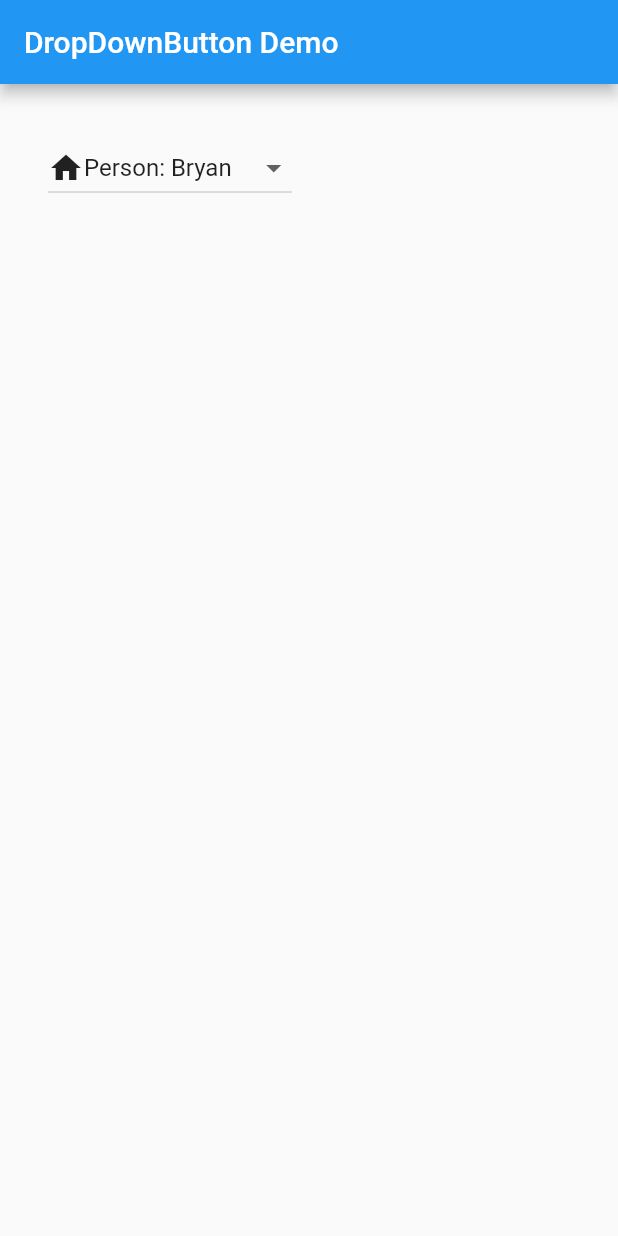
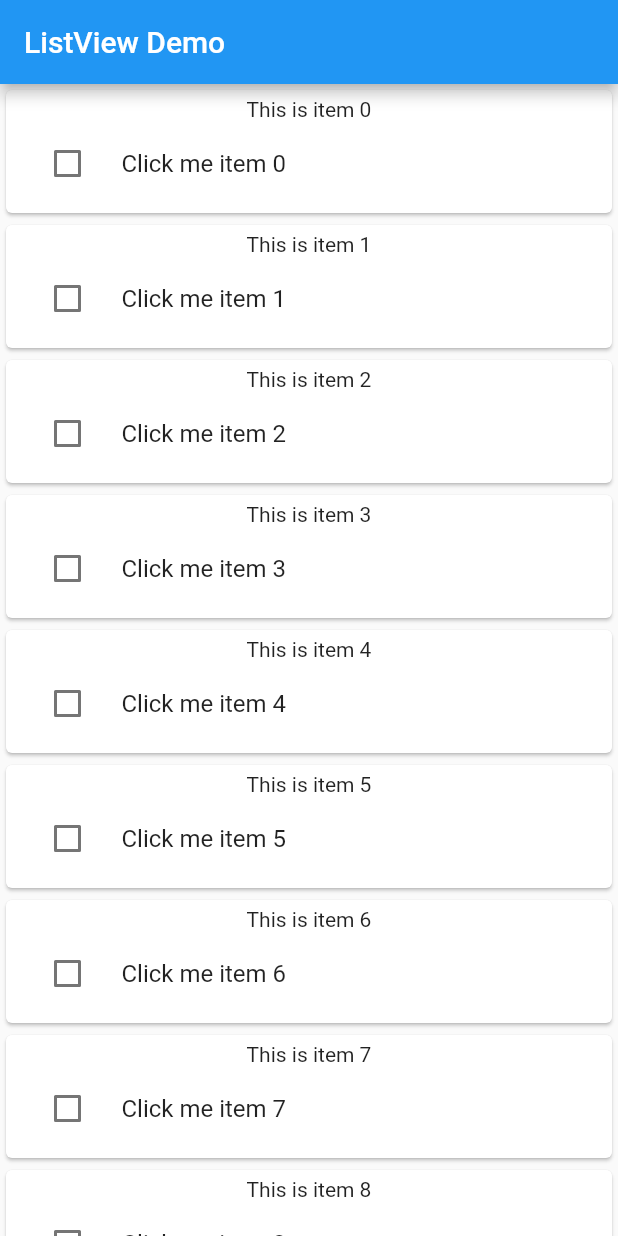
Before and after one commit to HurrellT/flutter_learning, a Flutter app: the screen it shows after launch, on a phone screen of 412 x 824 dp. Run offline on Flutter 3.47's test engine with Material 2 defaults, Android fonts, the phone set to English and light mode, and no system bars.

Commit message:
List views

```diff
--- /dev/null
+++ b/lib/dropDownMain.dart
@@ -0,0 +1,59 @@
+import 'package:flutter/cupertino.dart';
+import 'package:flutter/material.dart';
+
+void main() => runApp(new MaterialApp(home: new MyApp(),));
+
+class MyApp extends StatefulWidget {
+
+  @override
+  State<StatefulWidget> createState() => new MyAppState();
+
+}
+
+class MyAppState extends State<MyApp> {
+
+  String _value = '';
+//  List<String> values = new List<String>();
+  List<String> _values = new List();
+
+  @override
+  void initState() {
+    _values.addAll(['Bryan' , 'Chris', 'Heather' , 'Tommy']);
+    _value = _values.elementAt(0);
+  }
+
+  void _onChanged(String value) {
+    setState(() {
+      _value = value;
+    });
+  }
+
+  @override
+  Widget build(BuildContext context) {
+    return new Scaffold(
+      appBar: new AppBar(title: new Text('DropDownButton Demo'),),
+      body: new Container(
+        padding: new EdgeInsets.all(32),
+        child: new Column(
+          children: <Widget>[
+            new DropdownButton(
+              value: _value,
+              items: _values.map((String value){
+                return new DropdownMenuItem(
+                  value: value,
+                  child: new Row(
+                    children: <Widget>[
+                      new Icon(Icons.home),
+                      new Text('Person: ${value}')
+                    ],
+                  ),);
+              }).toList(),
+              onChanged: (String value) {_onChanged(value);},
+            )
+          ],
+        ),
+      ),
+    );
+  }
+
+}
--- a/lib/main.dart
+++ b/lib/main.dart
@@ -12,46 +12,47 @@ class MyApp extends StatefulWidget {
 
 class MyAppState extends State<MyApp> {
 
-  String _value = '';
-//  List<String> values = new List<String>();
-  List<String> _values = new List();
+  List<bool> _data = new List();
 
   @override
   void initState() {
-    _values.addAll(['Bryan' , 'Chris', 'Heather' , 'Tommy']);
-    _value = _values.elementAt(0);
+    setState(() {
+      for(int i = 0; i < 20; i++) {
+        _data.add(false);
+      }
+    });
   }
 
-  void _onChanged(String value) {
+  void _onChanged(bool value, int index) {
     setState(() {
-      _value = value;
+      _data[index] = value;
     });
   }
 
   @override
   Widget build(BuildContext context) {
     return new Scaffold(
-      appBar: new AppBar(title: new Text('DropDownButton Demo'),),
-      body: new Container(
-        padding: new EdgeInsets.all(32),
-        child: new Column(
-          children: <Widget>[
-            new DropdownButton(
-              value: _value,
-              items: _values.map((String value){
-                return new DropdownMenuItem(
-                  value: value,
-                  child: new Row(
-                    children: <Widget>[
-                      new Icon(Icons.home),
-                      new Text('Person: ${value}')
-                    ],
-                  ),);
-              }).toList(),
-              onChanged: (String value) {_onChanged(value);},
-            )
-          ],
-        ),
+      appBar: new AppBar(title: new Text('ListView Demo'),),
+      body: new ListView.builder(
+        itemCount: _data.length,
+        itemBuilder: (BuildContext context, int index) {
+          return new Card(
+            child: new Container(
+              padding: new EdgeInsets.all(5),
+              child: new Column(
+                children: <Widget>[
+                  new Text('This is item ${index}'),
+                  new CheckboxListTile(
+                    value: _data[index],
+                    controlAffinity: ListTileControlAffinity.leading,
+                    title: new Text('Click me item ${index}'),
+                    onChanged: (bool value){_onChanged(value, index);},
+                  )
+                ],
+              ),
+            ),
+          );
+        }
       ),
     );
   }
```
